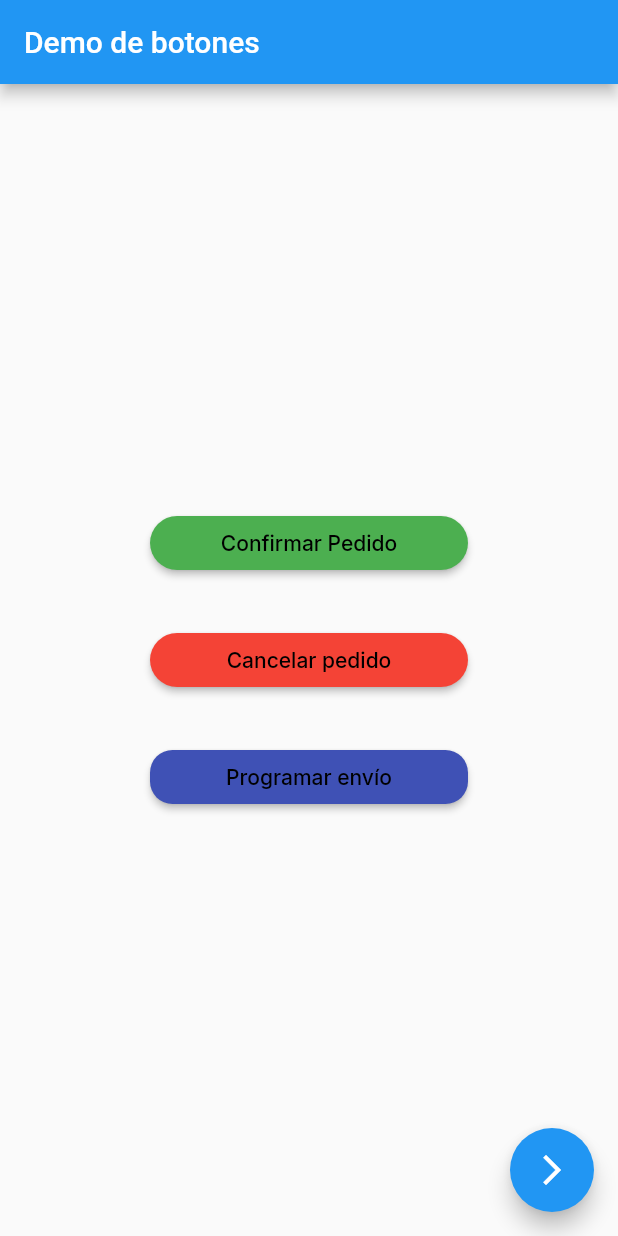
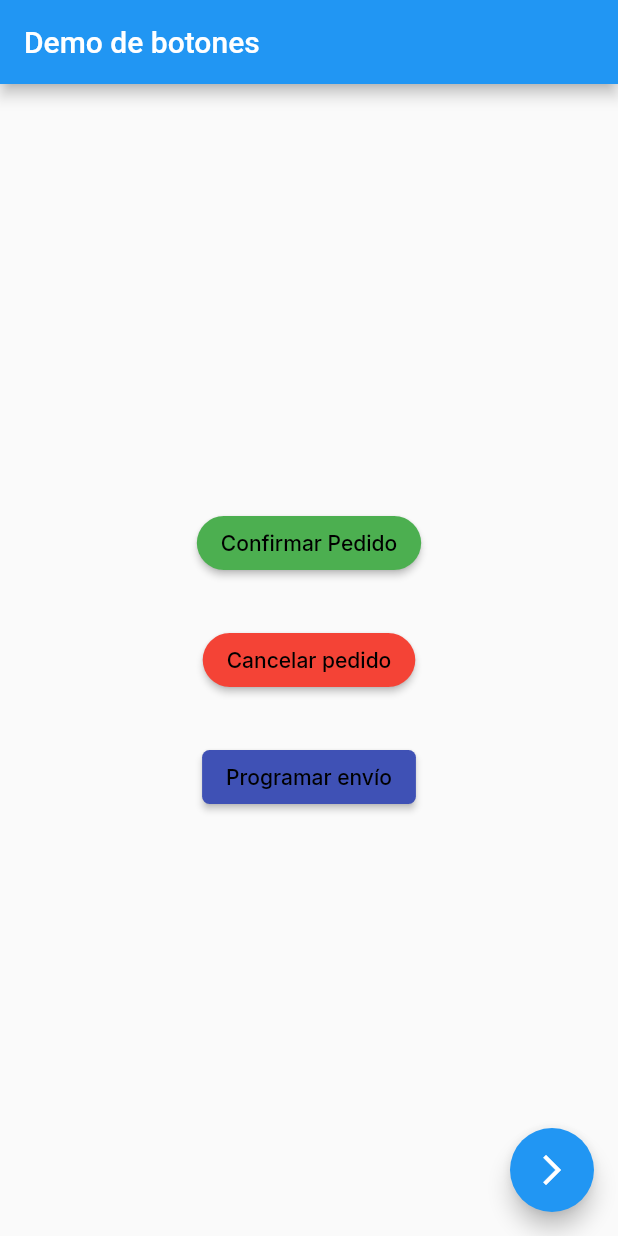
Before and after one commit to OmarGabrielRamirez/mstogo_app, a Flutter app: the screen it shows after launch, on a phone screen of 412 x 824 dp. Run offline on Flutter 3.47's test engine with Material 2 defaults, Android fonts, the phone set to English and light mode, and no system bars; our stand-ins replace get, get_storage, google_fonts.

Commit message:
Demo terminada

```diff
--- a/lib/main.dart
+++ b/lib/main.dart
@@ -1,6 +1,7 @@
 import 'package:flutter/material.dart';
 import 'package:get/get.dart';
 import 'package:mining_solutions/screens/home_page.dart';
+import 'package:mining_solutions/screens/second_page.dart';
 
 import 'services/theme_services.dart';
 import 'theme.dart';
@@ -18,7 +19,8 @@ class MyApp extends StatelessWidget {
       title: 'Material App',
       initialRoute: 'home',
       routes: {
-        "home": (context) => HomePage()
+        "home": (context) => HomePage(),
+        "second": (context) => SeconPage(),
       },
     );
   }
--- a/lib/screens/home_page.dart
+++ b/lib/screens/home_page.dart
@@ -1,5 +1,4 @@
 import 'package:flutter/material.dart';
-import 'package:mining_solutions/screens/second_page.dart';
 
 import 'package:mining_solutions/widgets/button_model.dart';
 
@@ -12,43 +11,39 @@ class HomePage extends StatelessWidget {
       appBar: AppBar(
         title: Text("Demo de botones"),
       ),
-      body: Container(
-        padding: EdgeInsets.symmetric(horizontal: 100.0),
-        child: Column(
-          mainAxisAlignment: MainAxisAlignment.center,
-          crossAxisAlignment: CrossAxisAlignment.stretch,
-          children: [
+      body: SafeArea(
+        child: Center(
+          child: Container(
+            child:
+                Column(mainAxisAlignment: MainAxisAlignment.center, children: [
               ButtonStyles(
                 child: Text("Confirmar Pedido", style: bodyTextStyle),
                 color: Colors.green,
-            border:
-                RoundedRectangleBorder(borderRadius: BorderRadius.circular(30)),
+                border: RoundedRectangleBorder(
+                    borderRadius: BorderRadius.circular(30)),
               ),
-
               SizedBox(height: 30.0),
-
               ButtonStyles(
                 child: Text("Cancelar pedido", style: bodyTextStyle),
                 color: Colors.red,
-            border:
-                RoundedRectangleBorder(borderRadius: BorderRadius.circular(60)),
+                border: RoundedRectangleBorder(
+                    borderRadius: BorderRadius.circular(100)),
               ),
-
               SizedBox(height: 30.0),
-
-
               ButtonStyles(
                 child: Text("Programar envío", style: bodyTextStyle),
                 color: Colors.indigo,
-            border:
-                RoundedRectangleBorder(borderRadius: BorderRadius.circular(15)),
+                border: RoundedRectangleBorder(
+                    borderRadius: BorderRadius.circular(5)),
               )
             ]),
+          ),
+        ),
       ),
       floatingActionButton: FloatingActionButton(
         child: Icon(Icons.arrow_forward_ios_outlined),
         onPressed: () {
-          Navigator.pushReplacementNamed(context, SeconPage.name);
+          Navigator.pushReplacementNamed(context, "second");
         },
       ),
     );
```
Also changed, not shown: lib/screens/second_page.dart (+19 -5 lines), lib/widgets/text_model.dart (+9 -5 lines). Lines whose indentation alone changed are shown as unchanged.
